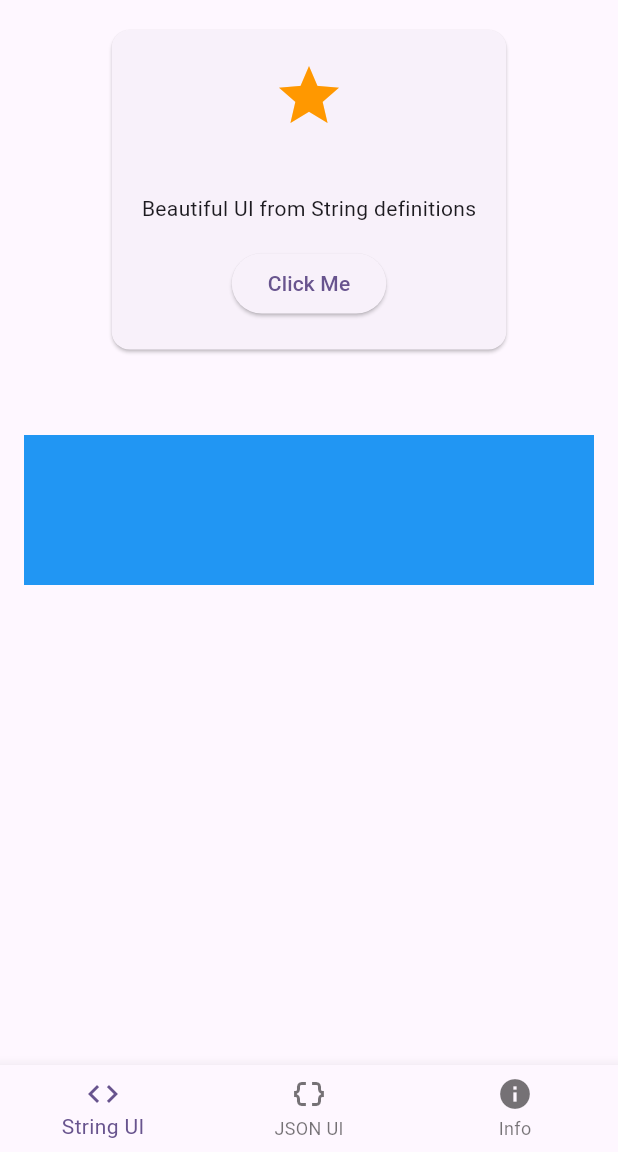
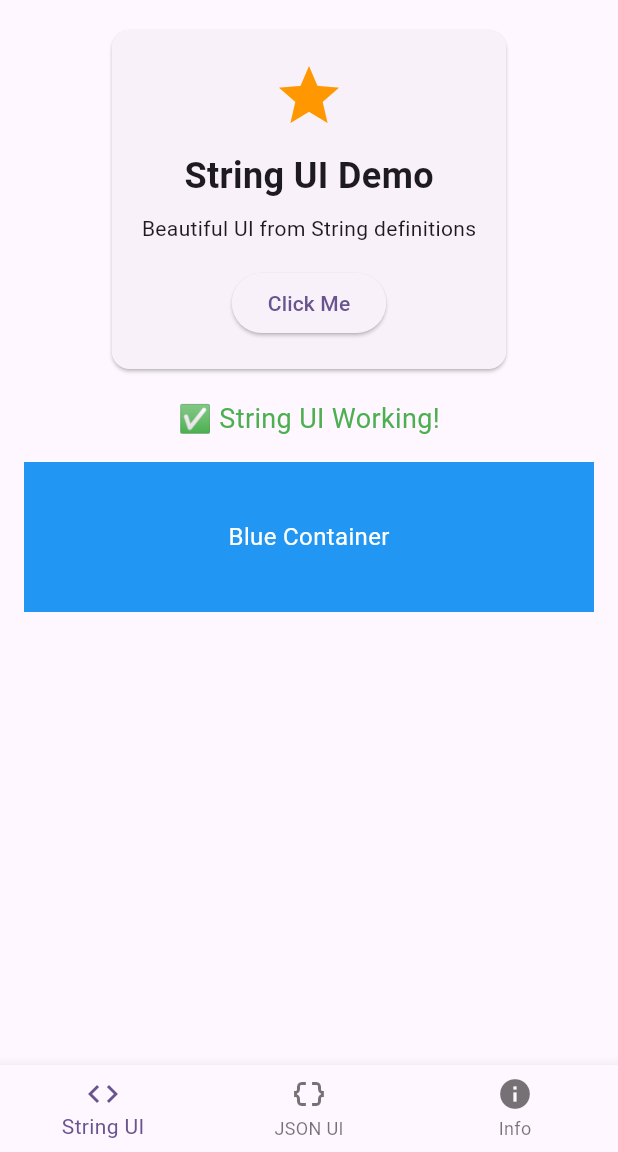
Before and after one commit to shariaralphabyte/dynamic_ui_executor, a Flutter app: the screen it shows after launch, on a phone screen of 412 x 824 dp, the part 84-1236 px from its top. Run offline on Flutter 3.47's test engine with Material 3 defaults, Android fonts, the phone set to English and light mode, and no system bars; our stand-ins replace plugin_platform_interface, web.

Commit message:
text error fix

```diff
--- a/lib/src/widget_parser.dart
+++ b/lib/src/widget_parser.dart
@@ -454,8 +454,79 @@ class WidgetParser {
   }
 
   Widget _parseTextString(String definition) {
-    final textMatch = RegExp(r'''Text\((["'])(.*?)\1\)''').firstMatch(definition);
-    return Text(textMatch?.group(2) ?? '');
+    // Match text content
+    final textMatch = RegExp(r'''Text\((["'])(.*?)\1''').firstMatch(definition);
+    String text = textMatch?.group(2) ?? '';
+
+    // Match style if present
+    final styleMatch = RegExp(r'style:\s*TextStyle\(([^)]*)\)').firstMatch(definition);
+    TextStyle? style;
+
+    if (styleMatch != null) {
+      final styleContent = styleMatch.group(1)!;
+
+      // Parse color
+      Color? color;
+      final colorMatch = RegExp(r'color:\s*Colors\.(\w+)').firstMatch(styleContent);
+      if (colorMatch != null) {
+        color = _getColorFromName(colorMatch.group(1)!);
+      }
+
+      // Parse fontSize
+      double? fontSize;
+      final fontSizeMatch = RegExp(r'fontSize:\s*(\d+(?:\.\d+)?)').firstMatch(styleContent);
+      if (fontSizeMatch != null) {
+        fontSize = double.parse(fontSizeMatch.group(1)!);
+      }
+
+      // Parse fontWeight
+      FontWeight? fontWeight;
+      final fontWeightMatch = RegExp(r'fontWeight:\s*FontWeight\.(\w+)').firstMatch(styleContent);
+      if (fontWeightMatch != null) {
+        switch (fontWeightMatch.group(1)) {
+          case 'bold':
+            fontWeight = FontWeight.bold;
+            break;
+          case 'w100':
+            fontWeight = FontWeight.w100;
+            break;
+          case 'w200':
+            fontWeight = FontWeight.w200;
+            break;
+          case 'w300':
+            fontWeight = FontWeight.w300;
+            break;
+          case 'w400':
+            fontWeight = FontWeight.w400;
+            break;
+          case 'w500':
+            fontWeight = FontWeight.w500;
+            break;
+          case 'w600':
+            fontWeight = FontWeight.w600;
+            break;
+          case 'w700':
+            fontWeight = FontWeight.w700;
+            break;
+          case 'w800':
+            fontWeight = FontWeight.w800;
+            break;
+          case 'w900':
+            fontWeight = FontWeight.w900;
+            break;
+          default:
+            fontWeight = FontWeight.normal;
+        }
+      }
+
+      style = TextStyle(
+        color: color,
+        fontSize: fontSize,
+        fontWeight: fontWeight,
+      );
+    }
+
+    return Text(text, style: style);
   }
 
 
```
